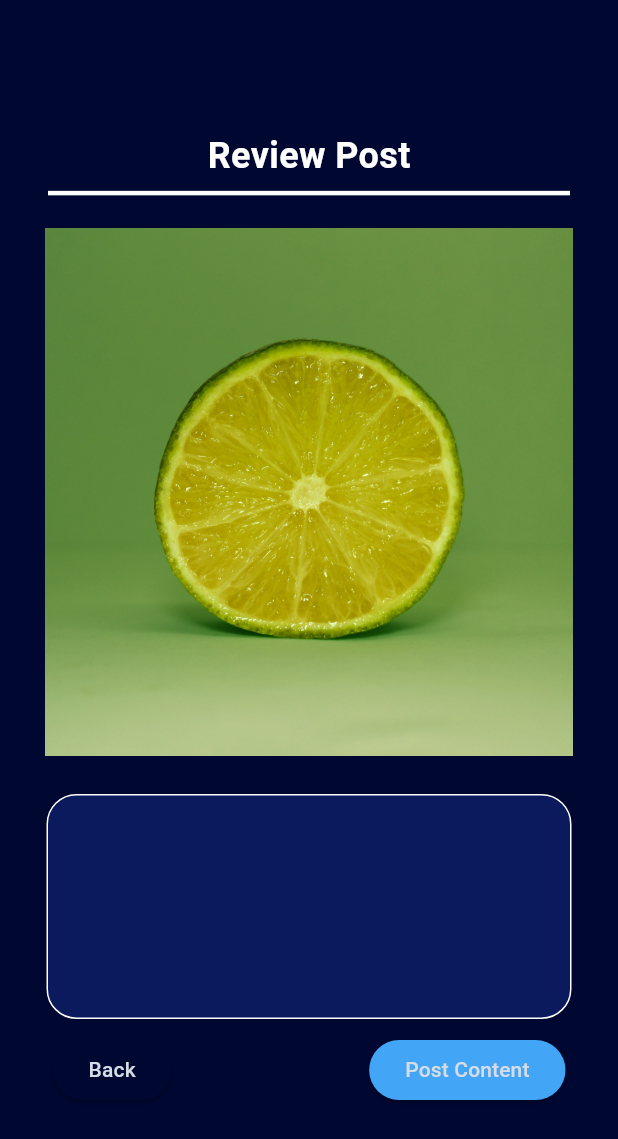
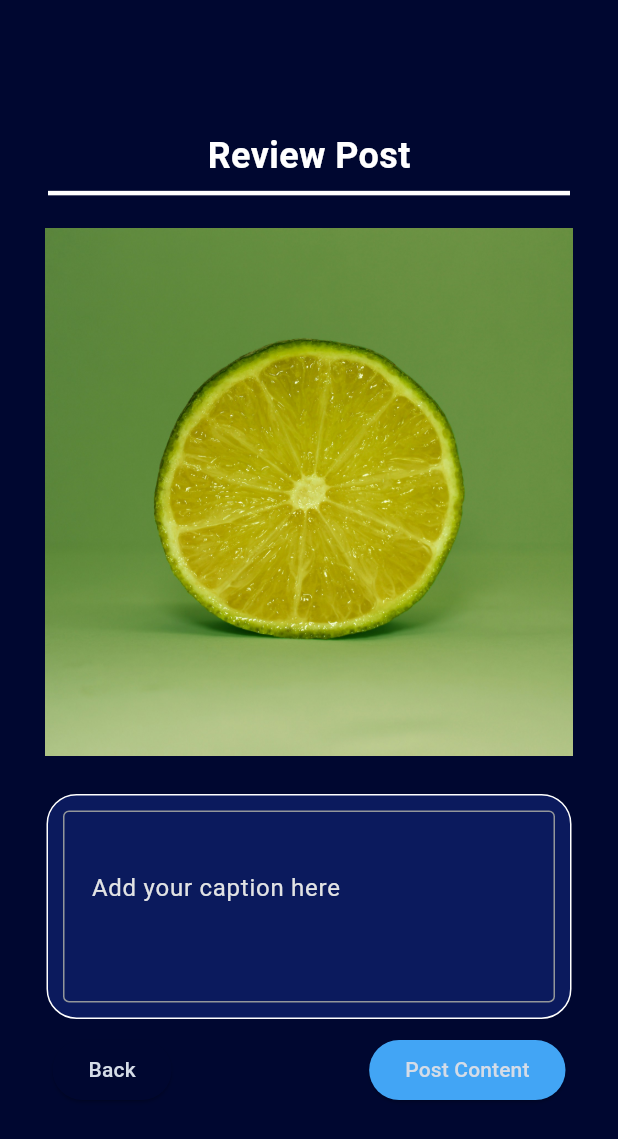
Before and after one commit to WillingDev0812/Blend, a Flutter app: the PostingOverviewPage screen opened by its route, on a phone screen of 412 x 824 dp. Shown: the top 1139 px of the screen. Run offline on Flutter 3.47's test engine with Material 3 defaults, Android fonts, the phone set to English and light mode, and no system bars; our stand-ins replace cloud_firestore, curved_navigation_bar, firebase_auth, firebase_core, flex_color_scheme, google_sign_in and 2 more; missing offline and left inert: flutter_facebook_auth; accounts and stored records are empty; network calls fail; project files that could hold a hidden picture were left out.

Commit message:
Added functional caption box to overview posting page, will adjust visuals in future pushes

```diff
--- a/blend/lib/pages/navPages/posting/overview_post.dart
+++ b/blend/lib/pages/navPages/posting/overview_post.dart
@@ -51,10 +51,18 @@ class PostingOverviewPage extends StatelessWidget {
                           Radius.circular(20.0),
                         ),
                       ),
-                      child: Text(
-                        provider.postCaption,
-                        style: TextStyle(fontSize: 14.0),
-                      ),
+
+                      child: TextField(
+                          keyboardType: TextInputType.multiline,
+                          maxLines: 10,
+                          decoration: const InputDecoration(
+                            contentPadding:
+                                EdgeInsets.symmetric(vertical: 40, horizontal: 15),
+                            border: OutlineInputBorder(),
+                            labelText: "Add your caption here",
+                            alignLabelWithHint: true,
+                          ),
+                        ),
                     ),
                     SizedBox(height: 10,),
                     Container(
```
Also changed, not shown: blend/pubspec.lock, 1 other file.
